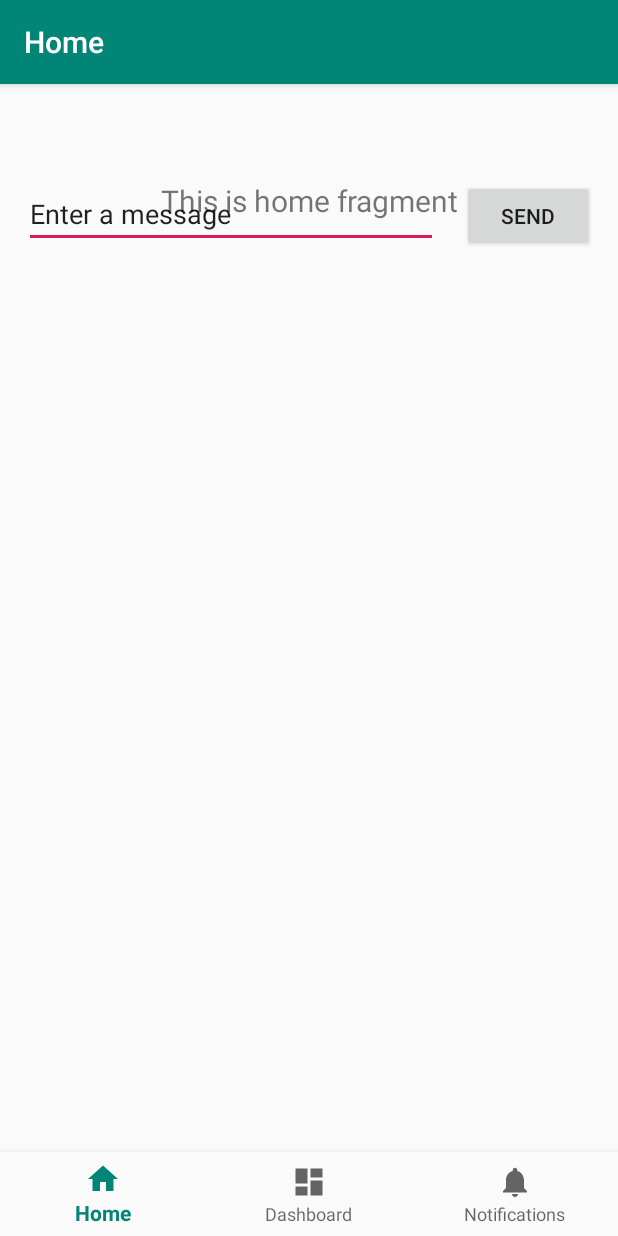
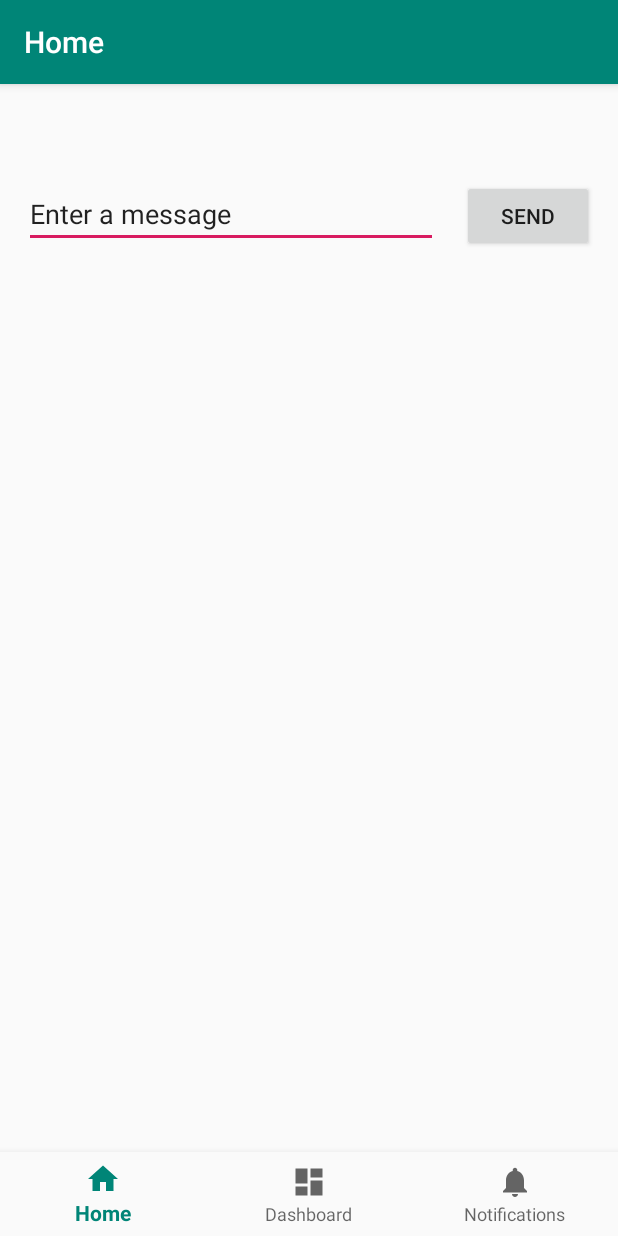
Before and after one commit to ACricketToFillTheSilence/halfbaked, an Android app: the screen it shows after launch (MainActivity), on a phone screen of 412 x 824 dp. Run offline under Robolectric (Android 15) with nearby library versions, the phone set to English and light mode, and no system bars; our stand-ins replace navigation-ui.

Commit message:
Removed default text from Home
Removed default text from the home screen UI.

```diff
--- a/app/src/main/java/com/e/halfbaked/ui/home/HomeViewModel.java
+++ b/app/src/main/java/com/e/halfbaked/ui/home/HomeViewModel.java
@@ -10,7 +10,7 @@ public class HomeViewModel extends ViewModel {
 
     public HomeViewModel() {
         mText = new MutableLiveData<>();
-        mText.setValue("This is home fragment");
+        //mText.setValue("This is home fragment"); Writes a text fragment on screen
     }
 
     public LiveData<String> getText() {
--- a/app/src/main/res/layout/fragment_home.xml
+++ b/app/src/main/res/layout/fragment_home.xml
@@ -9,11 +9,12 @@
         android:layout_width="match_parent"
         android:layout_height="wrap_content"
         android:layout_marginStart="8dp"
-        android:layout_marginTop="8dp"
+        android:layout_marginTop="16dp"
         android:layout_marginEnd="8dp"
         android:textAlignment="center"
         android:textSize="20sp"
         app:layout_constraintEnd_toEndOf="parent"
+        app:layout_constraintHorizontal_bias="0.0"
         app:layout_constraintStart_toStartOf="parent"
         app:layout_constraintTop_toTopOf="parent" />
 </androidx.constraintlayout.widget.ConstraintLayout>
```
Also changed, not shown: 1 other file.
